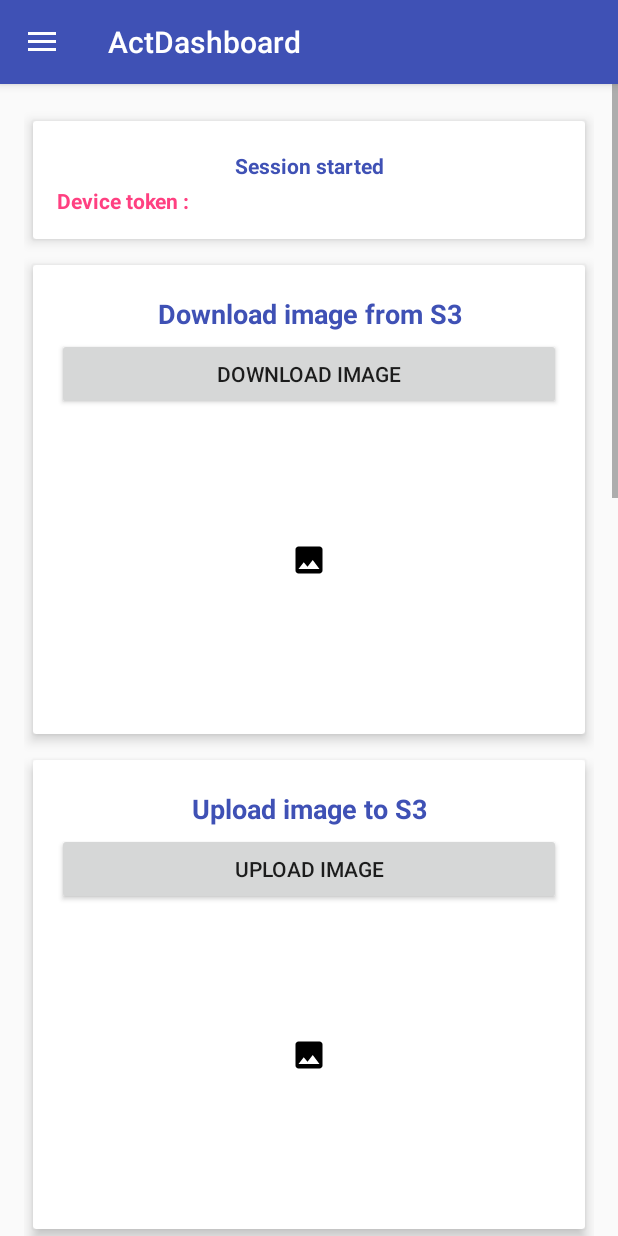
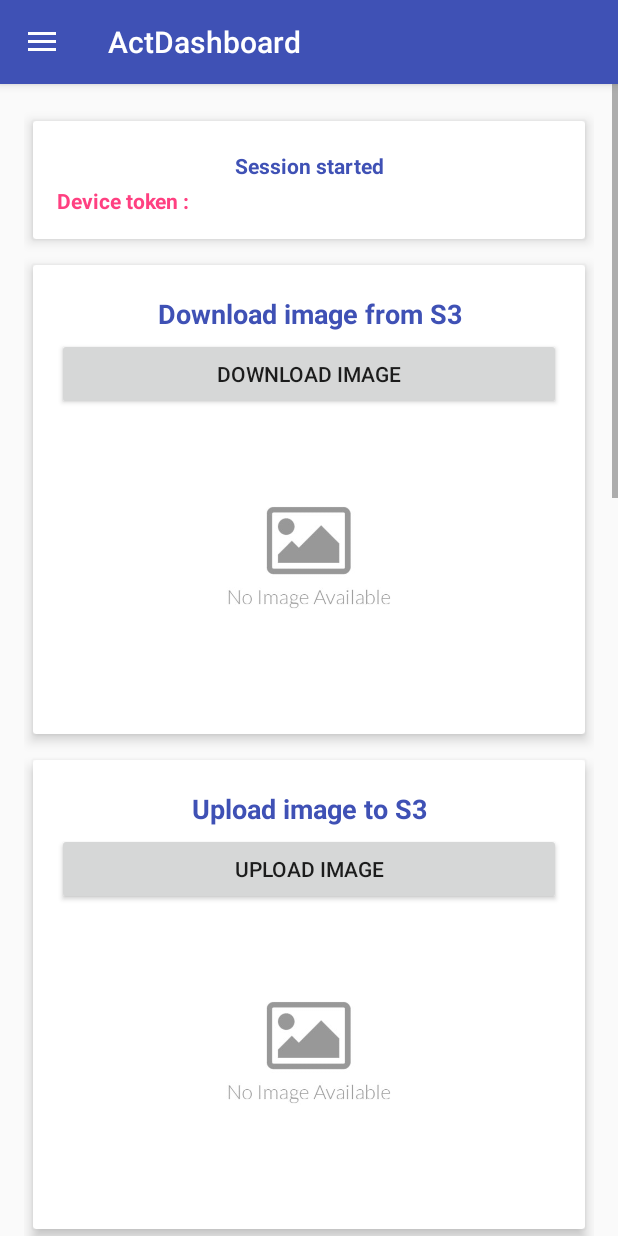
Before and after one commit to tarolechaitanya/AWSDemo, an Android app: the ActDashboard screen opened directly, with no data from a screen before it, on a phone screen of 412 x 824 dp. Run offline under Robolectric (Android 15) with nearby library versions, the phone set to English and light mode, and no system bars; libraries missing offline, so code that uses them is left out: com.amazonaws.mobileconnectors, com.amazonaws.services; 15 statements that could not run were skipped.

Commit message:
Added no image available png file for showing when image not downloaded from S3

```diff
--- a/app/src/main/res/layout/content_act_dashboard.xml
+++ b/app/src/main/res/layout/content_act_dashboard.xml
@@ -99,7 +99,7 @@
                     android:layout_width="200dp"
                     android:layout_height="200dp"
                     android:scaleType="centerInside"
-                    android:src="@drawable/ic_image_black_24dp"
+                    android:src="@drawable/no_image_available"
                     app:layout_constraintEnd_toEndOf="parent"
                     app:layout_constraintStart_toStartOf="parent"
                     app:layout_constraintTop_toBottomOf="@+id/btnDownloadImage" />
@@ -153,7 +153,7 @@
                     android:layout_width="200dp"
                     android:layout_height="200dp"
                     android:scaleType="centerInside"
-                    android:src="@drawable/ic_image_black_24dp"
+                    android:src="@drawable/no_image_available"
                     app:layout_constraintEnd_toEndOf="parent"
                     app:layout_constraintStart_toStartOf="parent"
                     app:layout_constraintTop_toBottomOf="@+id/btnUploadImage" />
--- a/app/src/main/res/menu/act_dashboard_drawer.xml
+++ b/app/src/main/res/menu/act_dashboard_drawer.xml
@@ -5,18 +5,6 @@
 
     <group android:checkableBehavior="single">
         <item
-            android:id="@+id/nav_camera"
-            android:icon="@drawable/ic_menu_camera"
-            android:title="Import" />
-        <item
-            android:id="@+id/nav_gallery"
-            android:icon="@drawable/ic_menu_gallery"
-            android:title="Gallery" />
-        <item
-            android:id="@+id/nav_slideshow"
-            android:icon="@drawable/ic_menu_slideshow"
-            android:title="Slideshow" />
-        <item
             android:id="@+id/nav_sign_out"
             android:icon="@drawable/ic_menu_manage"
             android:title="Sign out" />
```
Also changed, not shown: app/src/main/res/drawable/no_image_available.jpg (added).
